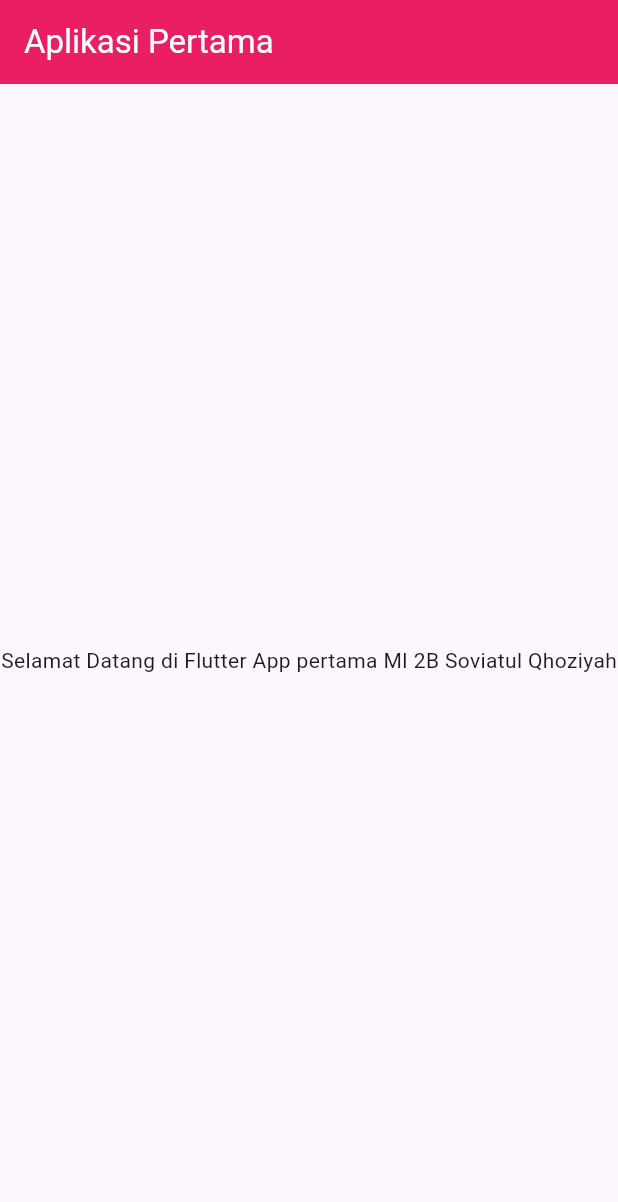
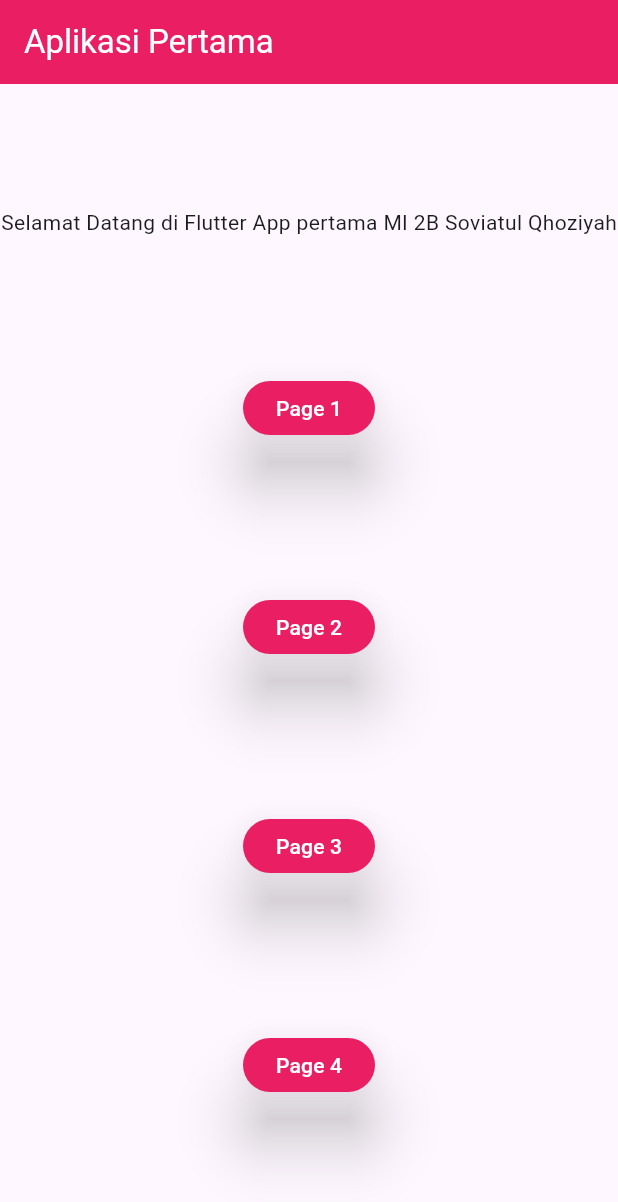
Before and after one commit to soviatulqhoziyah/flutter_mi2b_soviatul, a Flutter app: the screen it shows after launch, on a phone screen of 412 x 824 dp. Shown: the top 1202 px of the screen. Run offline on Flutter 3.47's test engine with Material 3 defaults, Android fonts, the phone set to English and light mode, and no system bars.

Commit message:
Tugas 2 row column and list

```diff
--- a/lib/main.dart
+++ b/lib/main.dart
@@ -1,4 +1,11 @@
+import 'dart:math';
+
 import 'package:flutter/material.dart';
+import 'package:flutter_zia/Screen/page_empat.dart';
+
+import 'Screen/page_dua.dart';
+import 'Screen/page_satu.dart';
+import 'Screen/page_tiga.dart';
 
 void main() {
   runApp(const MyApp());
@@ -11,7 +18,7 @@
   @override
   Widget build(BuildContext context) {
     return MaterialApp(
-      title: 'Flutter Demo',
+      title: 'Flutter Soviatul',
       theme: ThemeData(
         // This is the theme of your application.
         //
@@ -36,7 +43,6 @@
   }
 }
 
-
 //ketik st
 class PageOne extends StatelessWidget {
   const PageOne({super.key});
@@ -47,14 +53,106 @@
       appBar: AppBar(
         //appBar : properti dari sebuah widget
         //AppBar : widget
-
-        title: Text('Aplikasi Pertama',
-          style: TextStyle(color: Colors.white),
-        ),
+        title: Text('Aplikasi Pertama', style: TextStyle(color: Colors.white)),
         backgroundColor: Colors.pink,
       ),
       body: Center(
-        child: Text("Selamat Datang di Flutter App pertama MI 2B Soviatul Qhoziyah"),
+        child: Column(
+          mainAxisAlignment: MainAxisAlignment.spaceEvenly,
+          crossAxisAlignment: CrossAxisAlignment.center,
+          children: [
+            Text(
+              "Selamat Datang di Flutter App pertama MI 2B Soviatul Qhoziyah",
+            ),
+            Padding(
+              padding: const EdgeInsets.all(8.0),
+              child: MaterialButton(
+                onPressed: () {
+                  //ini untuk pindah ke page 1
+                  Navigator.push(
+                    context,
+                    MaterialPageRoute(builder: (context) => PageSatu()),
+                  );
+                },
+                elevation: 18.0,
+                shape: RoundedRectangleBorder(
+                  borderRadius: BorderRadius.circular(20)
+                ),
+                color: Colors.pink,
+                child: Text(
+                  'Page 1',
+                  style: TextStyle(fontSize: 14, color: Colors.white),
+                ),
+              ),
+            ),
+            Padding(
+              padding: const EdgeInsets.all(8.0),
+              child: MaterialButton(
+                onPressed: () {
+                  //ini untuk pindah ke page 1
+                  Navigator.push(
+                    context,
+                    MaterialPageRoute(builder: (context) => PageDua()),
+                  );
+                },
+                elevation: 18.0,
+                shape: RoundedRectangleBorder(
+                  borderRadius: BorderRadius.circular(20),
+                ),
+
+                //ini untuk pindah page
+                // color: Colors.purple
+                color: Colors.pink,
+                child: Text(
+                  'Page 2',
+                  style: TextStyle(fontSize: 14, color: Colors.white),
+                ),
+              ),
+            ),
+            Padding(
+              padding: const EdgeInsets.all(8.0),
+              child: MaterialButton(
+                onPressed: () {
+                  //ini untuk pindah ke page 1
+                  Navigator.push(
+                    context,
+                    MaterialPageRoute(builder: (context) => PageTiga()),
+                  );
+                },
+                elevation: 18.0,
+                shape: RoundedRectangleBorder(
+                  borderRadius: BorderRadius.circular(20),
+                ),
+                color: Colors.pink,
+                child: Text(
+                  'Page 3',
+                  style: TextStyle(fontSize: 14, color: Colors.white),
+                ),
+              ),
+            ),
+            Padding(
+              padding: const EdgeInsets.all(8.0),
+              child: MaterialButton(
+                onPressed: () {
+                  //ini untuk pindah ke page 1
+                  Navigator.push(
+                    context,
+                    MaterialPageRoute(builder: (context) => PageEmpat()),
+                  );
+                },
+                elevation: 18.0,
+                shape: RoundedRectangleBorder(
+                  borderRadius: BorderRadius.circular(20),
+                ),
+                color: Colors.pink,
+                child: Text(
+                  'Page 4',
+                  style: TextStyle(fontSize: 14, color: Colors.white),
+                ),
+              ),
+            ),
+          ],
+        ),
         //child :  cuma bisa nampung 1 widget
         //children : bisa nampung beberapa widget
       ),
```
Also changed, not shown: lib/Screen/page_dua.dart (added, +39 -0 lines), lib/Screen/page_empat.dart (added, +30 -0 lines), lib/Screen/page_satu.dart (added, +19 -0 lines), lib/Screen/page_tiga.dart (added, +61 -0 lines).
